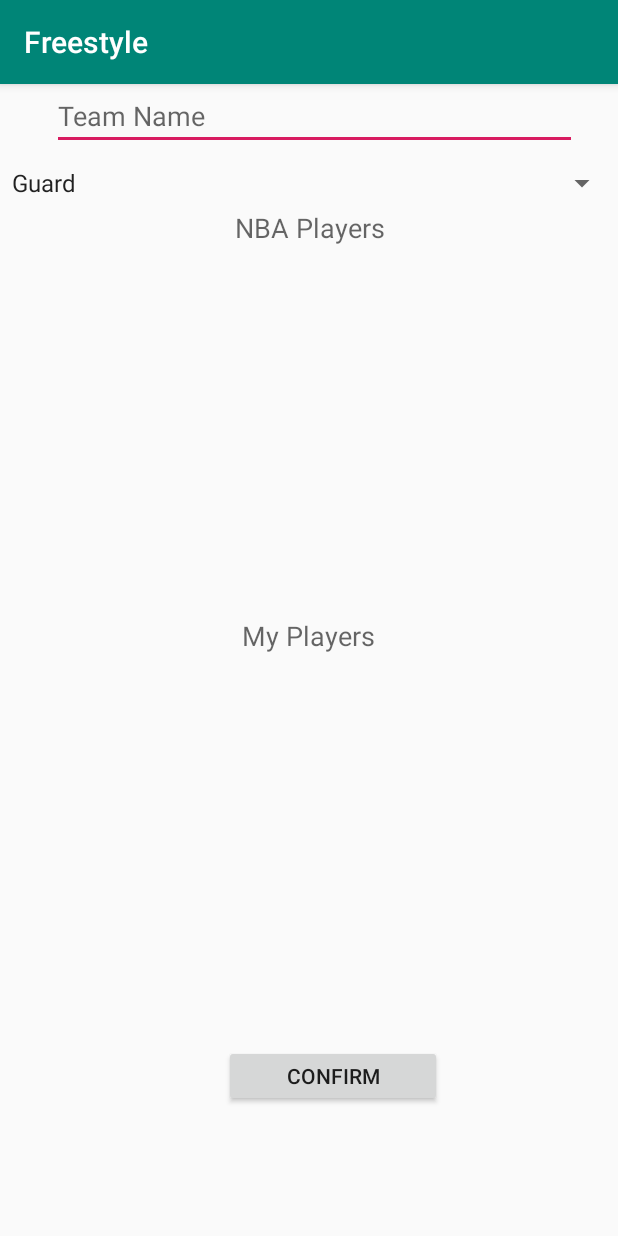
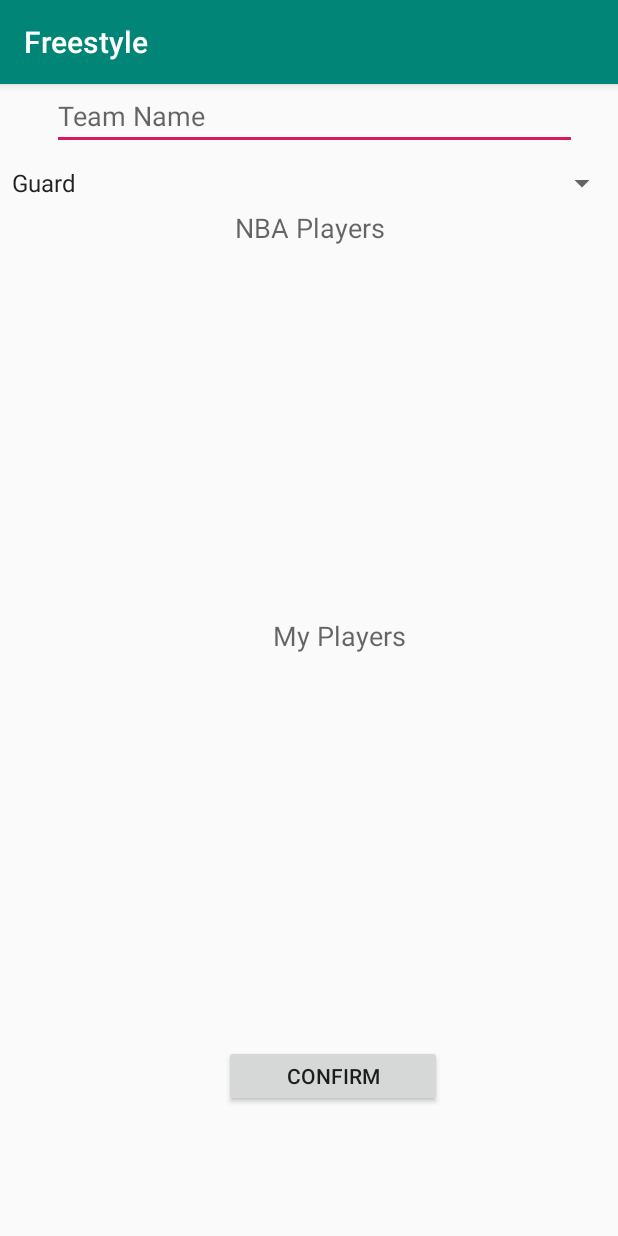
Before and after one commit to Alphonso74/Fantasy-Fanatics, an Android app: the MyTeamsPage screen opened directly, with no data from a screen before it, after a tap on an icon or button, on a phone screen of 412 x 824 dp. Run offline under Robolectric (Android 15) with nearby library versions, the phone set to English and light mode, and no system bars; our stand-ins replace Firebase (no records; nobody signed in at launch, a user with empty details on screens opened directly); Roboto replaces fonts that are not available here.

Commit message:
QT fix some xml positioning, and added sound to fab

```diff
--- a/app/src/main/java/psu/ajm6684/myapplication/MyTeamsPage.java
+++ b/app/src/main/java/psu/ajm6684/myapplication/MyTeamsPage.java
@@ -34,6 +34,7 @@ import androidx.appcompat.widget.Toolbar;
 import androidx.recyclerview.widget.LinearLayoutManager;
 import androidx.recyclerview.widget.RecyclerView;
 
+import android.os.Handler;
 import android.util.Log;
 import android.view.ContextThemeWrapper;
 import android.view.View;
@@ -225,8 +226,24 @@ recyclerView = findViewById(R.id.recycler_view);
         fab.setOnClickListener(new View.OnClickListener() {
             @Override
             public void onClick(View view) {
-                Intent confirmPage = new Intent(getApplicationContext(), AddTeamActivity.class);
-                startActivity(confirmPage);
+
+
+                final MediaPlayer mp = MediaPlayer.create(MyTeamsPage.this, R.raw.singledribble);
+                mp.start();
+
+                final Handler handler = new Handler();
+                handler.postDelayed(new Runnable() {
+                    @Override
+                    public void run() {
+                        Intent confirmPage = new Intent(getApplicationContext(), AddTeamActivity.class);
+                        startActivity(confirmPage);
+
+                    }
+                }, 500);
+
+
+
+
 
             }
         });
--- a/app/src/main/res/layout/add_players.xml
+++ b/app/src/main/res/layout/add_players.xml
@@ -88,9 +88,9 @@
         android:layout_height="wrap_content"
         android:layout_below="@+id/listPlayers"
         android:layout_alignParentEnd="true"
-        android:layout_centerHorizontal="true"
+        android:layout_centerInParent="true"
         android:layout_marginTop="5dp"
-        android:layout_marginEnd="162dp"
+        android:layout_marginEnd="141dp"
         android:fontFamily="@font/audiowide"
         android:gravity="center"
         android:text="@string/myp"
```
